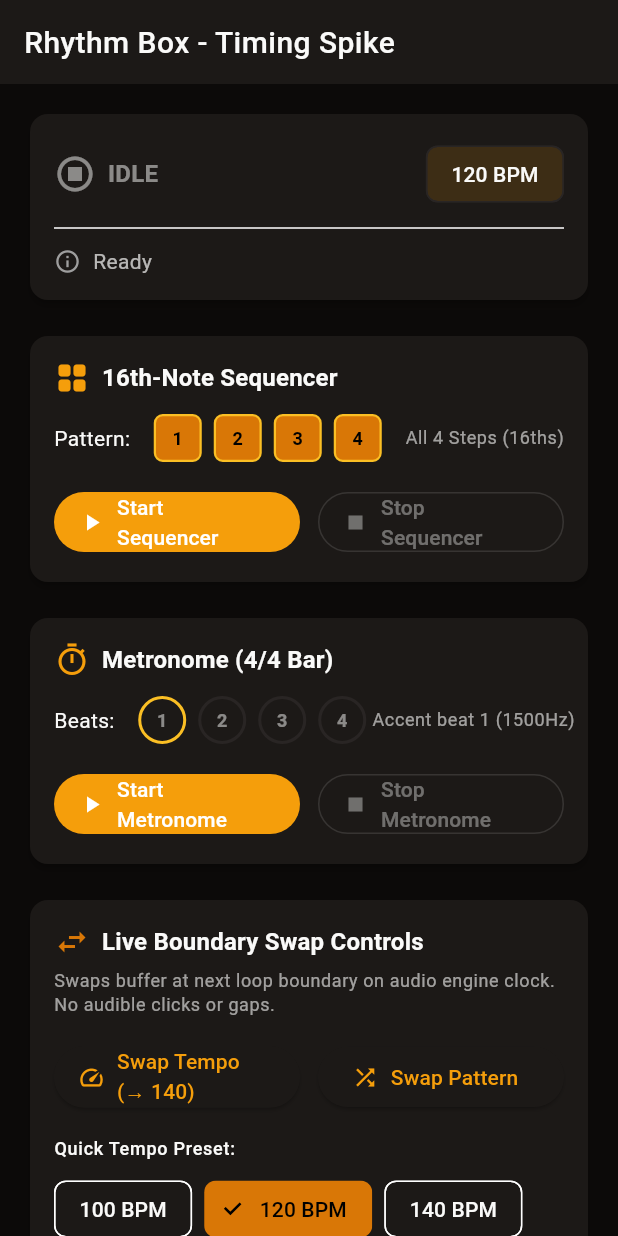
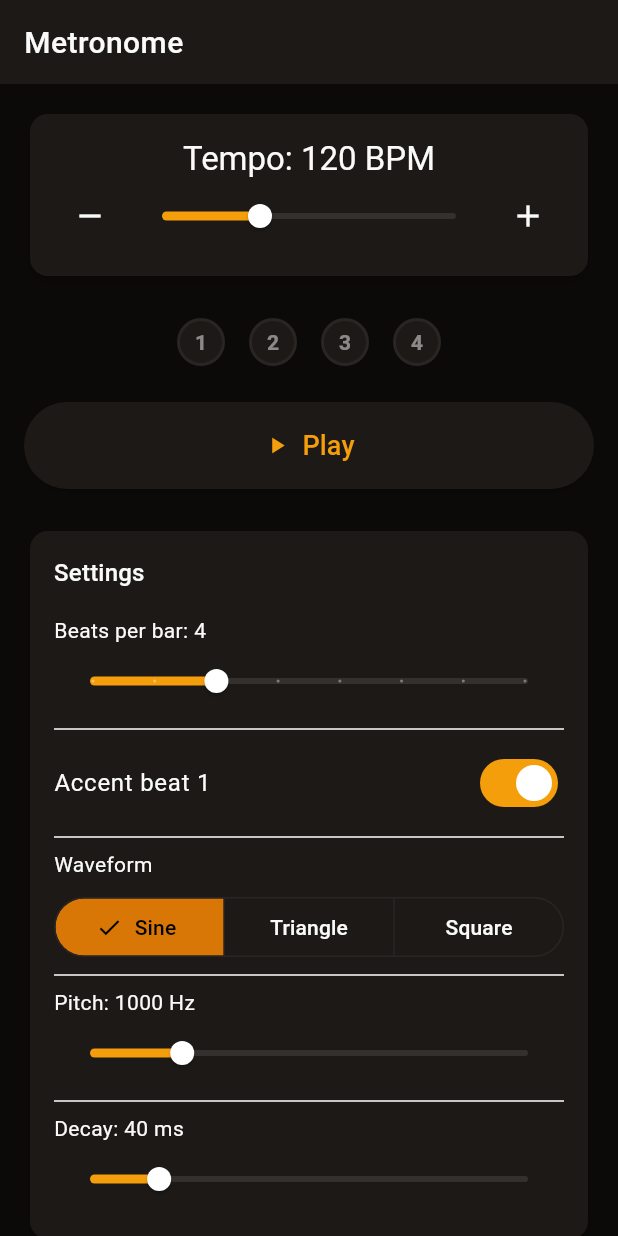
Before and after one commit to luispdd/flutter-rhythm-box, a Flutter app: the screen it shows after launch, on a phone screen of 412 x 824 dp. Run offline on Flutter 3.47's test engine with Material 3 defaults, Android fonts, the phone set to English and light mode, and no system bars; our stand-ins replace flutter_riverpod, shared_preferences; missing offline and left inert: flutter_soloud.

Commit message:
feat: implement metronome screen UI and update playback restart logic

```diff
--- a/lib/ui/metronome_controller.dart
+++ b/lib/ui/metronome_controller.dart
@@ -54,7 +54,7 @@ class MetronomeController extends Notifier<MetronomeState> {
     // Listen for global tempo changes to trigger seamless boundary swaps when playing.
     ref.listen<int>(tempoProvider, (previous, next) {
       if (previous != null && previous != next && state.isPlaying) {
-        _swapAtBoundary(bpm: next.toDouble());
+        _restartPlayback(bpm: next.toDouble());
       }
     });
 
@@ -85,7 +85,7 @@ class MetronomeController extends Notifier<MetronomeState> {
     state = state.copyWith(settings: newSettings);
     await _saveSettingsToStore(newSettings);
     if (state.isPlaying) {
-      await _swapAtBoundary(settings: newSettings);
+      await _restartPlayback(settings: newSettings);
     }
   }
 
@@ -152,7 +152,7 @@ class MetronomeController extends Notifier<MetronomeState> {
     }
   }
 
-  Future<void> _swapAtBoundary({double? bpm, MetronomeSettings? settings}) async {
+  Future<void> _restartPlayback({double? bpm, MetronomeSettings? settings}) async {
     if (!state.isPlaying) return;
 
     final effectiveBpm = bpm ?? ref.read(tempoProvider).toDouble();
@@ -162,7 +162,7 @@ class MetronomeController extends Notifier<MetronomeState> {
       bpm: effectiveBpm,
     );
 
-    await _engine.swapLoopAtBoundary(buffer);
+    await _engine.startLoop(buffer);
   }
 
   Future<void> _saveSettingsToStore(MetronomeSettings settings) async {
--- /dev/null
+++ b/lib/ui/metronome_screen.dart
@@ -0,0 +1,266 @@
+import 'package:flutter/material.dart';
+import 'package:flutter_riverpod/flutter_riverpod.dart';
+import 'package:rhythm_box/domain/metronome_settings.dart';
+import 'package:rhythm_box/domain/tempo.dart';
+import 'package:rhythm_box/domain/voice.dart';
+import 'package:rhythm_box/ui/metronome_controller.dart';
+import 'package:rhythm_box/ui/playback_controller.dart';
+import 'package:rhythm_box/ui/tempo_controller.dart';
+
+class MetronomeScreen extends ConsumerWidget {
+  const MetronomeScreen({super.key});
+
+  @override
+  Widget build(BuildContext context, WidgetRef ref) {
+    final tempo = ref.watch(tempoProvider);
+    final metronomeState = ref.watch(metronomeControllerProvider);
+    final settings = metronomeState.settings;
+    final isPlaying = metronomeState.isPlaying;
+
+    return Scaffold(
+      appBar: AppBar(
+        title: const Text('Metronome'),
+      ),
+      body: SingleChildScrollView(
+        padding: const EdgeInsets.all(16.0),
+        child: Center(
+          child: ConstrainedBox(
+            constraints: const BoxConstraints(maxWidth: 600),
+            child: Column(
+              crossAxisAlignment: CrossAxisAlignment.stretch,
+              children: [
+                _buildTempoControls(context, ref, tempo),
+                const SizedBox(height: 24),
+                BeatIndicator(
+                  tempo: tempo,
+                  beatsPerBar: settings.beatsPerBar,
+                  isPlaying: isPlaying,
+                ),
+                const SizedBox(height: 24),
+                _buildPlaybackControls(context, ref, isPlaying),
+                const SizedBox(height: 24),
+                _buildSettingsControls(context, ref, settings),
+              ],
+            ),
+          ),
+        ),
+      ),
+    );
+  }
+
+  Widget _buildTempoControls(BuildContext context, WidgetRef ref, int tempo) {
+    return Card(
+      elevation: 2,
+      child: Padding(
+        padding: const EdgeInsets.all(16.0),
+        child: Column(
+          children: [
+            Text(
+              'Tempo: $tempo BPM',
+              style: Theme.of(context).textTheme.titleLarge,
+            ),
+            Row(
+              children: [
+                IconButton(
+                  key: const Key('tempo_decrement_button'),
+                  icon: const Icon(Icons.remove),
+                  onPressed: () => ref.read(tempoProvider.notifier).decrement(),
+                ),
+                Expanded(
+                  child: Slider(
+                    key: const Key('tempo_slider'),
+                    value: tempo.toDouble(),
+                    min: Tempo.minBpm.toDouble(),
+                    max: Tempo.maxBpm.toDouble(),
+                    onChanged: (value) =>
+                        ref.read(tempoProvider.notifier).setBpm(value.toInt()),
+                  ),
+                ),
+                IconButton(
+                  key: const Key('tempo_increment_button'),
+                  icon: const Icon(Icons.add),
+                  onPressed: () => ref.read(tempoProvider.notifier).increment(),
+                ),
+              ],
+            ),
+          ],
+        ),
+      ),
+    );
+  }
+
+  Widget _buildPlaybackControls(BuildContext context, WidgetRef ref, bool isPlaying) {
+    return ElevatedButton.icon(
+      key: const Key('play_stop_button'),
+      style: ElevatedButton.styleFrom(
+        padding: const EdgeInsets.all(16.0),
+      ),
+      onPressed: () => ref.read(metronomeControllerProvider.notifier).togglePlayback(),
+      icon: Icon(isPlaying ? Icons.stop : Icons.play_arrow),
+      label: Text(
+        isPlaying ? 'Stop' : 'Play',
+        style: const TextStyle(fontSize: 18),
+      ),
+    );
+  }
+
+  Widget _buildSettingsControls(BuildContext context, WidgetRef ref, MetronomeSettings settings) {
+    final controller = ref.read(metronomeControllerProvider.notifier);
+    return Card(
+      elevation: 2,
+      child: Padding(
+        padding: const EdgeInsets.all(16.0),
+        child: Column(
+          crossAxisAlignment: CrossAxisAlignment.start,
+          children: [
+            Text('Settings', style: Theme.of(context).textTheme.titleMedium),
+            const SizedBox(height: 16),
+            // Beats per bar
+            Column(
+              crossAxisAlignment: CrossAxisAlignment.start,
+              children: [
+                Text('Beats per bar: ${settings.beatsPerBar}'),
+                Slider(
+                  key: const Key('beats_per_bar_slider'),
+                  value: settings.beatsPerBar.toDouble(),
+                  min: MetronomeSettings.minBeatsPerBar.toDouble(),
+                  max: MetronomeSettings.maxBeatsPerBar.toDouble(),
+                  divisions: MetronomeSettings.maxBeatsPerBar - MetronomeSettings.minBeatsPerBar,
+                  onChanged: (val) => controller.setBeatsPerBar(val.toInt()),
+                ),
+              ],
+            ),
+            const Divider(),
+            // Accent
+            SwitchListTile(
+              key: const Key('accent_toggle'),
+              title: const Text('Accent beat 1'),
+              value: settings.accent,
+              onChanged: (val) => controller.toggleAccent(),
+              contentPadding: EdgeInsets.zero,
+            ),
+            const Divider(),
+            // Waveform
+            Column(
+              crossAxisAlignment: CrossAxisAlignment.stretch,
+              children: [
+                const Text('Waveform'),
+                const SizedBox(height: 8),
+                SegmentedButton<Waveform>(
+                  key: const Key('waveform_segmented_button'),
+                  segments: const [
+                    ButtonSegment(value: Waveform.sine, label: Text('Sine')),
+                    ButtonSegment(value: Waveform.triangle, label: Text('Triangle')),
+                    ButtonSegment(value: Waveform.square, label: Text('Square')),
+                  ],
+                  selected: {settings.waveform},
+                  onSelectionChanged: (Set<Waveform> newSelection) {
+                    controller.setWaveform(newSelection.first);
+                  },
+                ),
+              ],
+            ),
+            const Divider(),
+            // Pitch
+            Column(
+              crossAxisAlignment: CrossAxisAlignment.start,
+              children: [
+                Text('Pitch: ${settings.pitchHz.round()} Hz'),
+                Slider(
+                  key: const Key('pitch_slider'),
+                  value: settings.pitchHz,
+                  min: MetronomeSettings.minPitchHz,
+                  max: MetronomeSettings.maxPitchHz,
+                  onChanged: (val) => controller.setPitchHz(val),
+                ),
+              ],
+            ),
+            const Divider(),
+            // Decay
+            Column(
+              crossAxisAlignment: CrossAxisAlignment.start,
+              children: [
+                Text('Decay: ${settings.decayMs.round()} ms'),
+                Slider(
+                  key: const Key('decay_slider'),
+                  value: settings.decayMs,
+                  min: MetronomeSettings.minDecayMs,
+                  max: MetronomeSettings.maxDecayMs,
+                  onChanged: (val) => controller.setDecayMs(val),
+                ),
+              ],
+            ),
+          ],
+        ),
+      ),
+    );
+  }
+}
+
+class BeatIndicator extends ConsumerWidget {
+  final int tempo;
+  final int beatsPerBar;
+  final bool isPlaying;
+
+  const BeatIndicator({
+    super.key,
+    required this.tempo,
+    required this.beatsPerBar,
+    required this.isPlaying,
+  });
+
+  @override
+  Widget build(BuildContext context, WidgetRef ref) {
+    final engine = ref.watch(audioEngineProvider);
+    final theme = Theme.of(context);
+
+    return StreamBuilder<Duration>(
+      stream: engine.positionStream,
+      builder: (context, snapshot) {
+        int activeBeat = -1;
+
+        if (isPlaying && snapshot.hasData) {
+          final positionMs = snapshot.data!.inMilliseconds;
+          final msPerBeat = 60000 / tempo;
+          activeBeat = (positionMs / msPerBeat).floor() % beatsPerBar;
+        }
+
+        return Row(
+          mainAxisAlignment: MainAxisAlignment.center,
+          children: List.generate(beatsPerBar, (index) {
+            final isActive = index == activeBeat;
+            final isAccent = index == 0;
+            return Container(
+              margin: const EdgeInsets.symmetric(horizontal: 8),
+              width: 32,
+              height: 32,
+              decoration: BoxDecoration(
+                color: isActive
+                    ? (isAccent ? Colors.amber : Colors.amber.shade700)
+                    : theme.colorScheme.surfaceContainerHighest,
+                shape: BoxShape.circle,
+                border: Border.all(
+                  color: isActive
+                      ? Colors.amberAccent
+                      : theme.colorScheme.outline,
+                  width: 2,
+                ),
+              ),
+              alignment: Alignment.center,
+              child: Text(
+                '${index + 1}',
+                style: TextStyle(
+                  color: isActive
+                      ? Colors.black
+                      : theme.colorScheme.onSurface.withValues(alpha: 0.5),
+                  fontWeight: FontWeight.bold,
+                  fontSize: 14,
+                ),
+              ),
+            );
+          }),
+        );
+      },
+    );
+  }
+}
```
Also changed, not shown: lib/audio/soloud_audio_engine.dart (+42 -9 lines), lib/main.dart (+18 -2 lines), openspec/changes/archive/2026-10-08-m2-metronome/.openspec.yaml (renamed from openspec/changes/m2-metronome/.openspec.yaml), 10 other files.
